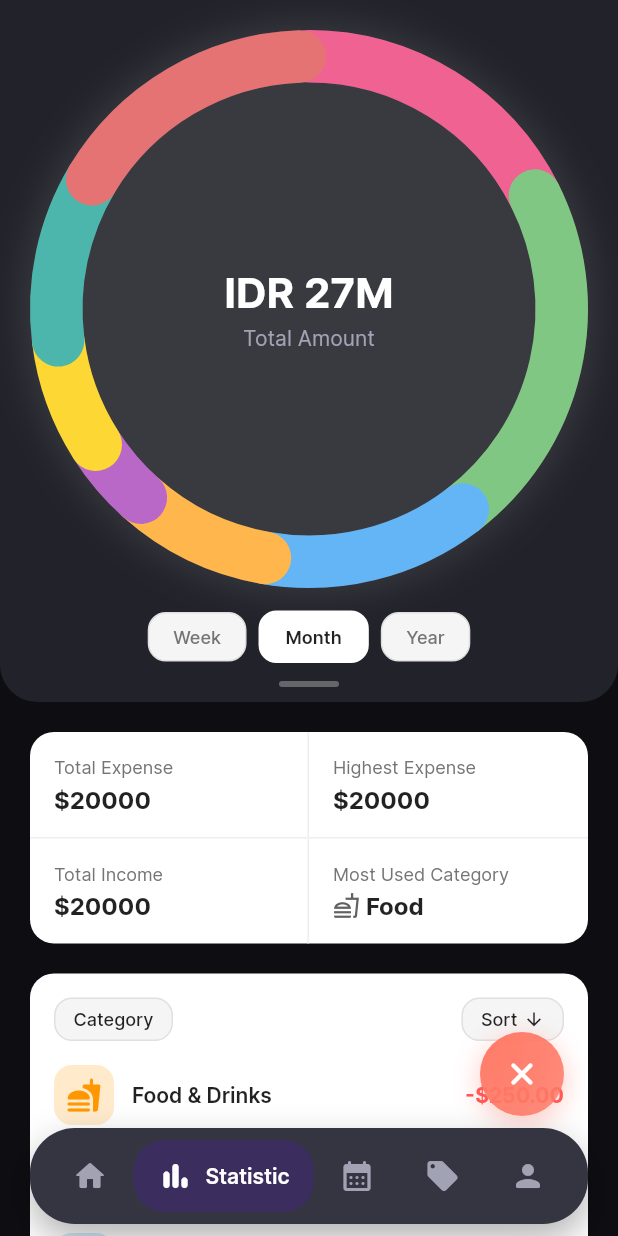
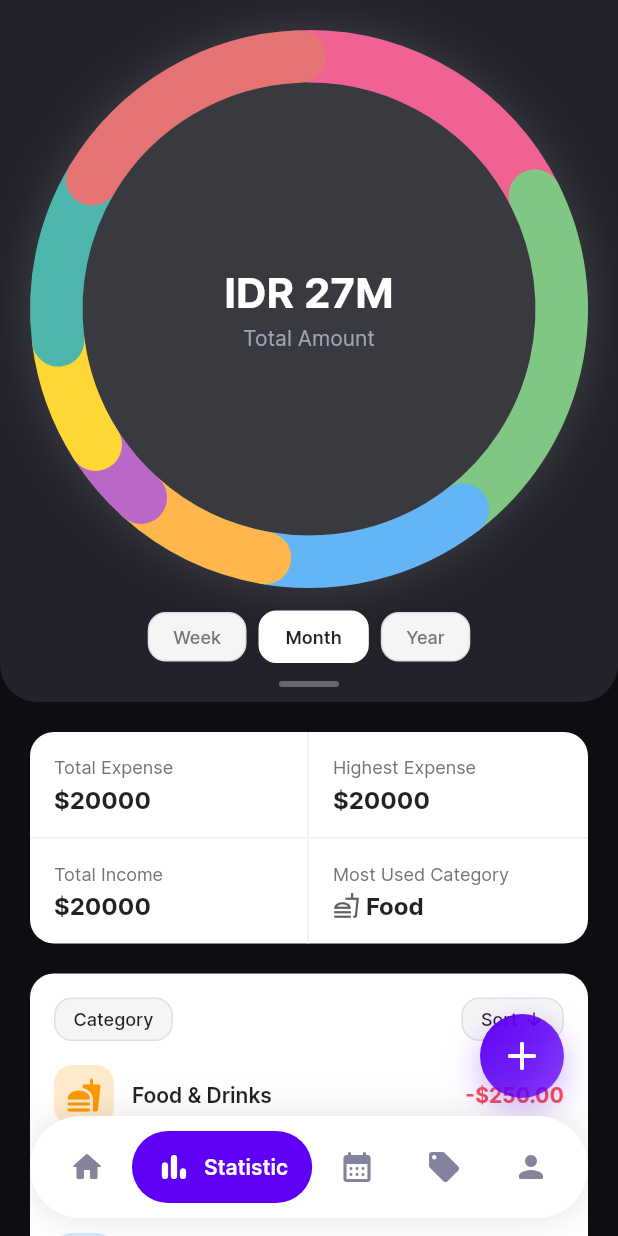
Before and after one commit to AryoBaskoro/monexa, a Flutter app: the MainTabView screen opened directly, item 2 of the bottom bar chosen, on a phone screen of 412 x 824 dp. Run offline on Flutter 3.47's test engine with Material 3 defaults, Android fonts, the light colour scheme and no system bars; drawn by our look-alikes of google_nav_bar; our stand-ins replace scrollable_positioned_list, shared_preferences; accounts and stored records are empty.

Commit message:
feat: update navbar

```diff
--- a/lib/view/main_tab/main_tab_view.dart
+++ b/lib/view/main_tab/main_tab_view.dart
@@ -84,43 +84,54 @@ class _MainTabViewState extends State<MainTabView> with TickerProviderStateMixin
     );
   }
 
+  // --- WIDGET YANG DIDESAIN ULANG ---
   Widget _buildBottomNavBar() {
     return SafeArea(
       child: Padding(
-        padding: const EdgeInsets.symmetric(horizontal: 20, vertical: 8),
+        // Padding lebih besar untuk efek "floating"
+        padding: const EdgeInsets.symmetric(horizontal: 20, vertical: 12),
         child: Column(
           mainAxisSize: MainAxisSize.min,
           crossAxisAlignment: CrossAxisAlignment.end,
           children: [
             const Padding(
-              padding: EdgeInsets.only(right: 16, bottom: 8),
+              padding: EdgeInsets.only(right: 16, bottom: 12),
               child: TransactionFAB(),
             ),
             Container(
               decoration: BoxDecoration(
-                color: TColor.gray70,
-                borderRadius: BorderRadius.circular(30),
+                // Warna latar belakang yang bersih (putih)
+                color: Colors.white,
+                // Radius lebih besar untuk bentuk kapsul yang modern
+                borderRadius: BorderRadius.circular(50),
+                // Shadow yang lebih lembut dan tersebar
                 boxShadow: [
                   BoxShadow(
-                    color: Colors.black.withOpacity(0.3),
+                    color: Colors.black.withOpacity(0.1),
                     blurRadius: 20,
-                    offset: const Offset(0, 10),
+                    spreadRadius: 1,
                   ),
                 ],
               ),
               child: Padding(
-                padding: const EdgeInsets.symmetric(horizontal: 12, vertical: 8),
+                // Padding di dalam container untuk GNav
+                padding: const EdgeInsets.symmetric(horizontal: 10.0, vertical: 10.0),
                 child: GNav(
                   selectedIndex: _selectTab,
                   onTabChange: _onTabChanged,
+                  // --- STYLE BARU ---
+                  rippleColor: TColor.primary.withOpacity(0.1),
+                  hoverColor: TColor.primary.withOpacity(0.05),
                   gap: 8,
-                  activeColor: TColor.white,
-                  color: TColor.gray30,
+                  // Warna ikon dan teks saat aktif (putih agar kontras dengan background)
+                  activeColor: Colors.white,
                   iconSize: 24,
                   padding: const EdgeInsets.symmetric(horizontal: 16, vertical: 12),
                   duration: const Duration(milliseconds: 400),
-                  tabBackgroundColor: TColor.primary.withOpacity(0.15),
-                  tabBorderRadius: 20,
+                  // Background tab yang aktif menggunakan warna primer
+                  tabBackgroundColor: TColor.primary,
+                  // Warna ikon saat tidak aktif
+                  color: TColor.gray40,
                   tabs: const [
                     GButton(icon: Icons.home_rounded, text: 'Home'),
                     GButton(icon: Icons.bar_chart_rounded, text: 'Statistic'),
--- a/lib/widgets/transaction_fab.dart
+++ b/lib/widgets/transaction_fab.dart
@@ -2,25 +2,11 @@ import 'package:flutter/material.dart';
 import 'package:monexa_app/common/color_extension.dart';
 import 'package:monexa_app/widgets/transaction_modal.dart';
 
-class TransactionFAB extends StatefulWidget {
+class TransactionFAB extends StatelessWidget {
   const TransactionFAB({super.key});
 
-  @override
-  State<TransactionFAB> createState() => _TransactionFABState();
-}
-
-class _TransactionFABState extends State<TransactionFAB> {
-  // Key untuk memicu animasi secara independen
-  int _rotationKey = 0;
-
-  void _onAddButtonTapped() {
-    setState(() {
-      _rotationKey++; // Update key untuk memutar ikon
-    });
-    _showAddTransactionModal();
-  }
-
-  void _showAddTransactionModal() {
+  // Fungsi untuk menampilkan modal bottom sheet
+  void _showAddTransactionModal(BuildContext context) {
     showModalBottomSheet(
       context: context,
       backgroundColor: Colors.transparent,
@@ -35,10 +21,11 @@ class _TransactionFABState extends State<TransactionFAB> {
       width: 56,
       height: 56,
       decoration: BoxDecoration(
+        // Desain gradien dan bayangan dipertahankan
         gradient: LinearGradient(
           colors: [
-            TColor.secondary,
-            TColor.secondary.withOpacity(0.8),
+            TColor.primary,
+            TColor.primary.withOpacity(0.7),
           ],
           begin: Alignment.topLeft,
           end: Alignment.bottomRight,
@@ -46,33 +33,22 @@ class _TransactionFABState extends State<TransactionFAB> {
         shape: BoxShape.circle,
         boxShadow: [
           BoxShadow(
-            color: TColor.secondary.withOpacity(0.4),
-            blurRadius: 15,
-            offset: const Offset(0, 5),
+            color: TColor.primary.withOpacity(0.3),
+            blurRadius: 18,
+            offset: const Offset(0, 8),
           ),
         ],
       ),
       child: Material(
         color: Colors.transparent,
         child: InkWell(
-          onTap: _onAddButtonTapped,
+          onTap: () => _showAddTransactionModal(context),
           customBorder: const CircleBorder(),
-          child: TweenAnimationBuilder<double>(
-            key: ValueKey(_rotationKey),
-            duration: const Duration(milliseconds: 400),
-            tween: Tween(begin: 0.0, end: 1.0),
-            curve: Curves.elasticOut,
-            builder: (context, value, child) {
-              return Transform.rotate(
-                angle: value * 0.785398,
-                child: child,
-              );
-            },
-            child: Icon(
-              Icons.add_rounded,
-              color: TColor.white,
-              size: 32,
-            ),
+          // Animasi rotasi dihapus, diganti dengan ikon statis
+          child: Icon(
+            Icons.add_rounded,
+            color: TColor.white,
+            size: 32,
           ),
         ),
       ),
```
